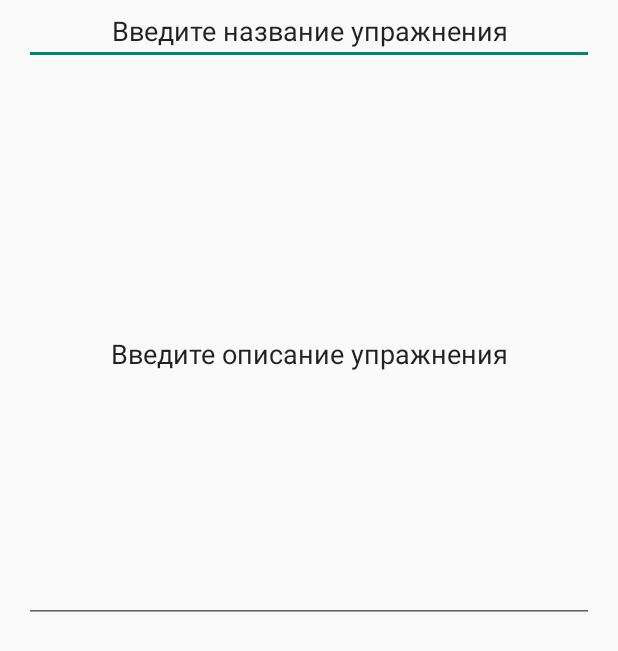
After one commit to Violine/GB_Workout, an Android app: the layout activity_add_exercise.xml on its own in the app's theme, with its tools: preview values and no code run, on a phone screen of 412 x 824 dp. The commit adds this screen. Shown: the top 651 px of the screen. Run offline under Robolectric (Android 15) with nearby library versions, the phone set to English and light mode, and no system bars.

```diff
--- a/app/src/main/java/com/vdovenkov/alexander/workout/RecyclerViewAdapter.java
+++ b/app/src/main/java/com/vdovenkov/alexander/workout/RecyclerViewAdapter.java
@@ -13,6 +13,7 @@ import android.widget.Toast;
 import java.util.List;
 
 public class RecyclerViewAdapter extends RecyclerView.Adapter<RecyclerViewAdapter.ExerciseViewHolder> {
+
     List<Exercise> exercises;
 
     RecyclerViewAdapter(List<Exercise> exercises) {
--- /dev/null
+++ b/app/src/main/res/layout/activity_add_exercise.xml
@@ -0,0 +1,35 @@
+<?xml version="1.0" encoding="utf-8"?>
+<android.support.constraint.ConstraintLayout xmlns:android="http://schemas.android.com/apk/res/android"
+    xmlns:app="http://schemas.android.com/apk/res-auto"
+    xmlns:tools="http://schemas.android.com/tools"
+    android:layout_width="match_parent"
+    android:layout_height="match_parent"
+    tools:context=".AddExerciseActivity">
+
+    <EditText
+        android:id="@+id/editText"
+        android:layout_width="match_parent"
+        android:layout_height="wrap_content"
+        android:layout_margin="16dp"
+        android:layout_marginLeft="8dp"
+        android:layout_marginStart="8dp"
+        android:paddingTop="8dp"
+        android:text="@string/add_exercise"
+        android:textAlignment="center"
+        app:layout_constraintStart_toStartOf="parent"
+        tools:layout_editor_absoluteY="16dp"
+        tools:ignore="MissingConstraints" />
+
+    <EditText
+        android:layout_width="match_parent"
+        android:layout_height="356dp"
+        android:layout_margin="16dp"
+        android:layout_marginLeft="8dp"
+        android:layout_marginStart="8dp"
+        android:layout_marginTop="8dp"
+        android:paddingTop="8dp"
+        android:text="@string/enter_exericse_desription"
+        android:textAlignment="center"
+        app:layout_constraintStart_toStartOf="parent"
+        app:layout_constraintTop_toBottomOf="@+id/editText" />
+</android.support.constraint.ConstraintLayout>
--- a/app/src/main/res/values/strings.xml
+++ b/app/src/main/res/values/strings.xml
@@ -19,4 +19,6 @@ Praesent nunc nulla, porta eu tincidunt sed, rhoncus non tortor. Nullam at gravi
     <string name="record_label">Рекорд:</string>
     <string name="date_label">Дата:</string>
     <string name="exercise_name_cardview">Название упражнения</string>
+    <string name="add_exercise">Введите название упражнения</string>
+    <string name="enter_exericse_desription">Введите описание упражнения</string>
 </resources>
```
Also changed, not shown: app/src/main/AndroidManifest.xml (+4 -3 lines), app/src/main/java/com/vdovenkov/alexander/workout/AddExerciseActivity.java (added, +13 -0 lines), app/src/main/java/com/vdovenkov/alexander/workout/Exercise.java (+5 -9 lines), app/src/main/java/com/vdovenkov/alexander/workout/ExerciseList.java (added, +32 -0 lines), app/src/main/java/com/vdovenkov/alexander/workout/WorkoutListActivity.java (+1 -19 lines).
